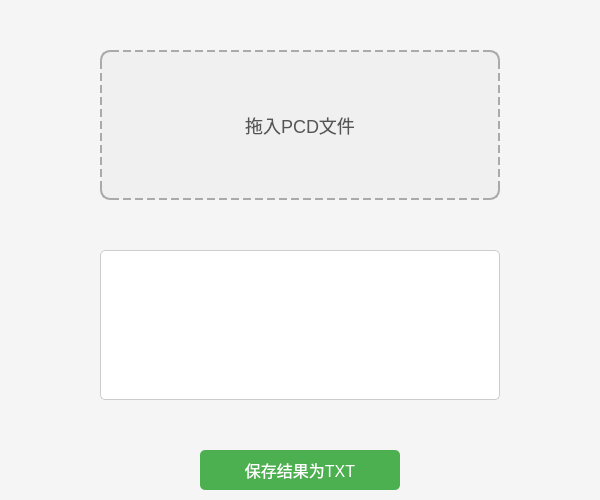
CSU-YKF/LoRe, file ui/mainwindow.ui: the form before one commit.
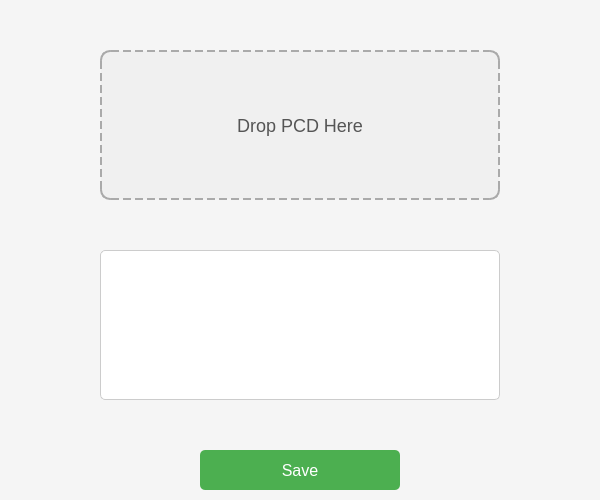
The form after the commit.

```diff
--- a/ui/mainwindow.ui
+++ b/ui/mainwindow.ui
@@ -53,7 +53,7 @@
 </string>
     </property>
     <property name="text">
-     <string>拖入PCD文件</string>
+     <string>Drop PCD Here</string>
     </property>
     <property name="alignment">
      <set>Qt::AlignmentFlag::AlignCenter</set>
@@ -109,7 +109,7 @@
 </string>
     </property>
     <property name="text">
-     <string>保存结果为TXT</string>
+     <string>Save</string>
     </property>
    </widget>
   </widget>
```
